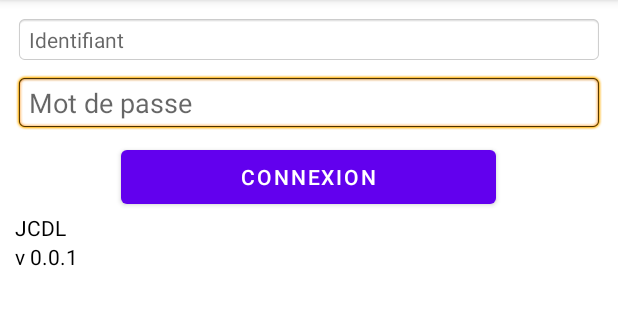
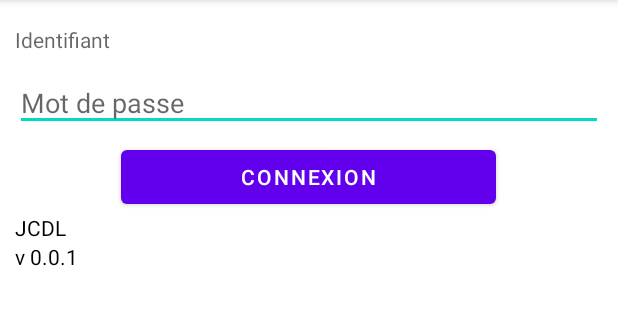
Before and after one commit to kadumont/releveCompteur, an Android app: the ConnectionFinal screen opened directly, with no data from a screen before it, on a phone screen of 412 x 824 dp, the part 84-409 px from its top. Run offline under Robolectric (Android 15) with nearby library versions, the phone set to English and light mode, and no system bars; libraries missing offline, so code that uses them is left out: plum.widget; 2 statements that could not run were skipped.

```diff
--- a/app/src/main/res/layout/activity_connection_final.xml
+++ b/app/src/main/res/layout/activity_connection_final.xml
@@ -13,9 +13,7 @@
         android:layout_height="wrap_content"
         android:paddingVertical="3pt"
         android:layout_marginBottom="3pt"
-        android:background="@android:drawable/editbox_background"
-        android:hint="Identifiant"
-        android:text=""/>
+        android:hint="Identifiant"/>
 
     <EditText
         android:id="@+id/mdp"
@@ -23,9 +21,8 @@
         android:layout_height="wrap_content"
         android:paddingVertical="3pt"
         android:layout_marginBottom="3pt"
-        android:background="@android:drawable/editbox_background"
-        android:hint="Mot de passe"
-        android:autofillHints="password" />
+        android:inputType="textPassword"
+        android:hint="Mot de passe"/>
 
     <Button
         android:id="@+id/login"
```
Also changed, not shown: app/src/main/java/com/example/projetrelevecompteur/ConnectionFinal.java (+32 -7 lines).
